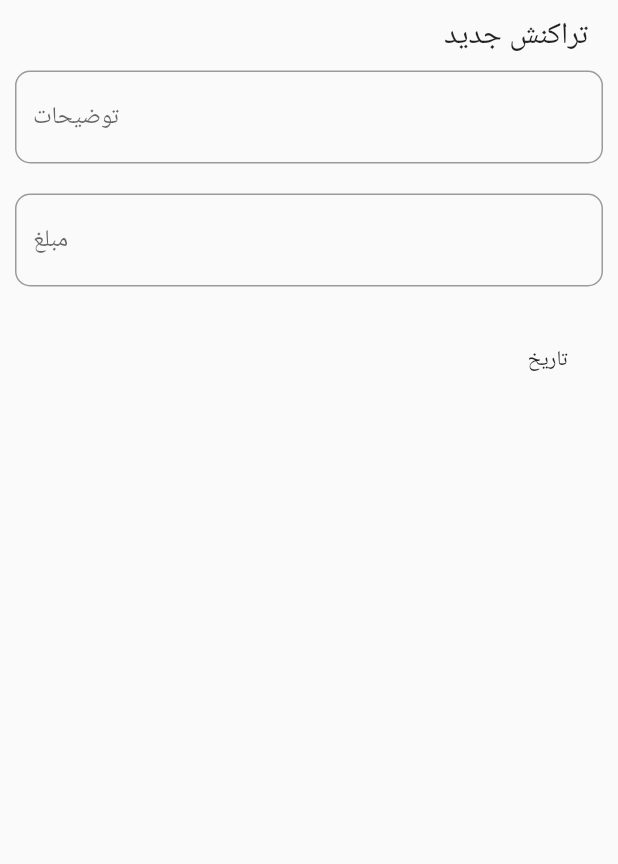
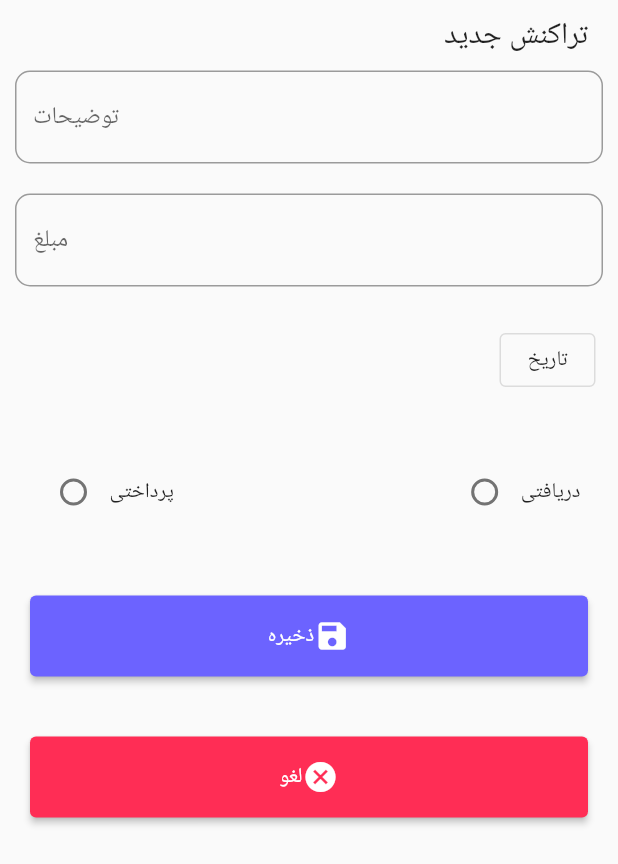
Before and after one commit to AmirHosseinBaderan/transaction-manager, a Flutter app: the NewTransaction screen opened directly, on a phone screen of 412 x 824 dp. Shown: the top 864 px of the screen. Run offline on Flutter 3.47's test engine with Material 2 defaults, Android fonts, the phone set to English and light mode, and no system bars; our stand-ins replace animated_bottom_navigation_bar, flutter_svg; missing offline and left inert: searchbar_animation; Roboto replaces fonts that are missing (FiraCode-Mediums).

Commit message:
create upsert view

```diff
--- a/transaction_manager/lib/screens/new_transaction_screen.dart
+++ b/transaction_manager/lib/screens/new_transaction_screen.dart
@@ -1,5 +1,6 @@
 import 'package:flutter/material.dart';
 import 'package:transaction_manager/constant.dart';
+import 'package:transaction_manager/widgets/newTransaction/radio_button.dart';
 
 import '../widgets/newTransaction/input_text.dart';
 
@@ -11,7 +12,7 @@ class NewTransaction extends StatefulWidget {
 }
 
 class _NewTransactionState extends State<NewTransaction> {
-  String _title = 'تراکنش جدید';
+  final String _title = 'تراکنش جدید';
 
   @override
   Widget build(BuildContext context) {
@@ -23,8 +24,8 @@ class _NewTransactionState extends State<NewTransaction> {
         crossAxisAlignment: CrossAxisAlignment.end,
         children: [
           Padding(
-            padding: EdgeInsets.only(top: 10, right: 20),
-            child: Text(_title, style: TextStyle(fontSize: 20)),
+            padding: const EdgeInsets.only(top: 10, right: 20),
+            child: Text(_title, style: const TextStyle(fontSize: 20)),
           ),
           const InputOutline(hint: 'توضیحات'),
           const InputOutline(
@@ -32,11 +33,61 @@ class _NewTransactionState extends State<NewTransaction> {
             inputTtype: TextInputType.number,
           ),
           Padding(
-            padding: EdgeInsets.all(15),
-            child: TextButton(
+            padding: const EdgeInsets.all(15),
+            child: OutlinedButton(
               onPressed: () {},
               child:
                   const Text('تاریخ', style: TextStyle(color: Colors.black87)),
+            ),
+          ),
+          Padding(
+            padding: const EdgeInsets.all(25),
+            child: Row(
+              mainAxisAlignment: MainAxisAlignment.spaceBetween,
+              children: [
+                RadioChose(
+                    value: 0,
+                    groupValue: 10,
+                    onChanged: (value) {},
+                    title: 'پرداختی'),
+                RadioChose(
+                    value: 1,
+                    groupValue: 10,
+                    onChanged: (value) {},
+                    title: 'دریافتی')
+              ],
+            ),
+          ),
+          Padding(
+            padding: const EdgeInsets.all(20),
+            child: SizedBox(
+              width: double.infinity,
+              child: ElevatedButton(
+                  style: ButtonStyle(
+                      padding:
+                          MaterialStateProperty.all(const EdgeInsets.all(15)),
+                      backgroundColor: MaterialStateProperty.all(kPrupleColor)),
+                  onPressed: () {},
+                  child: Row(
+                    mainAxisAlignment: MainAxisAlignment.center,
+                    children: const [Text('ذخیره'), Icon(Icons.save)],
+                  )),
+            ),
+          ),
+          Padding(
+            padding: const EdgeInsets.all(20),
+            child: SizedBox(
+              width: double.infinity,
+              child: ElevatedButton(
+                  style: ButtonStyle(
+                      padding:
+                          MaterialStateProperty.all(const EdgeInsets.all(15)),
+                      backgroundColor: MaterialStateProperty.all(kRedColor)),
+                  onPressed: () {},
+                  child: Row(
+                    mainAxisAlignment: MainAxisAlignment.center,
+                    children: const [Text('لغو'), Icon(Icons.cancel)],
+                  )),
             ),
           )
         ],
```
